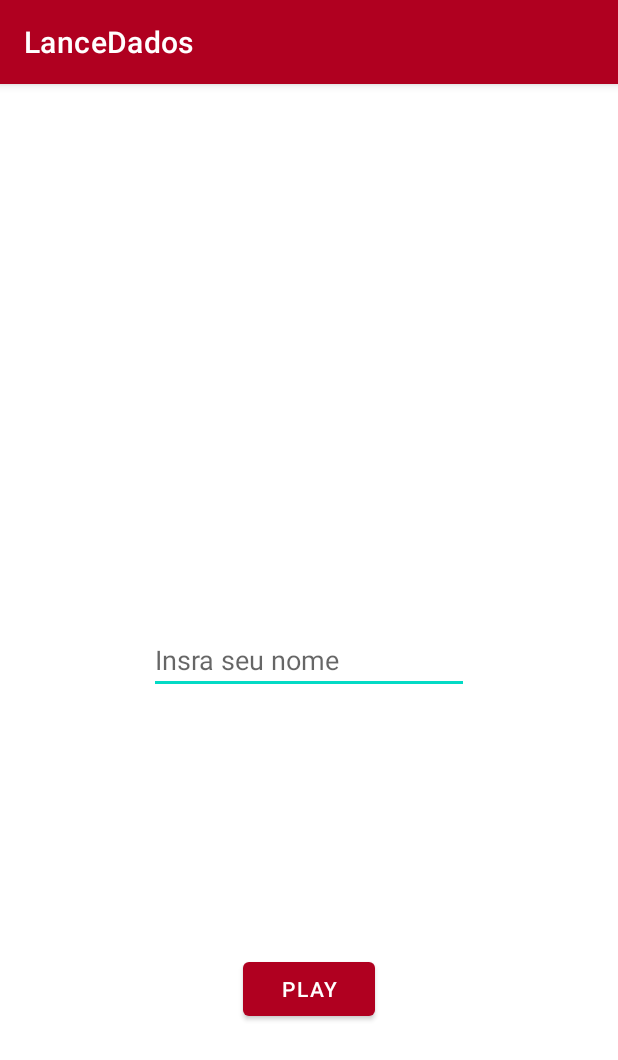
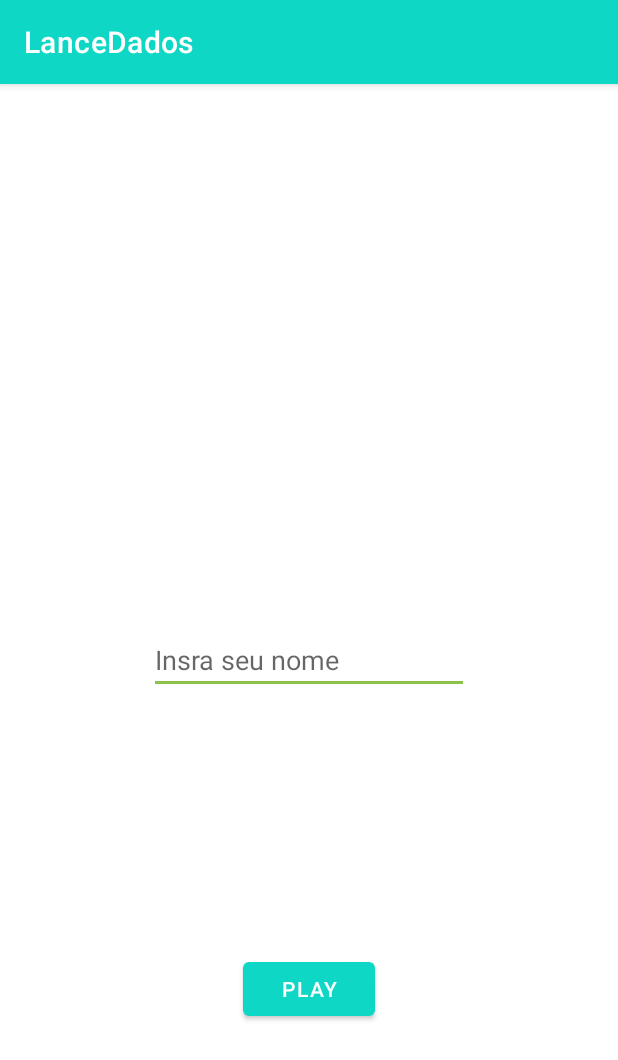
Before and after one commit to LoPhine/LancarDados, an Android app: the screen it shows after launch (CadastroActivity), on a phone screen of 412 x 824 dp. Shown: the top 1060 px of the screen. Run offline under Robolectric (Android 15) with nearby library versions, the phone set to English and light mode, and no system bars.

```diff
--- a/app/src/main/res/values/colors.xml
+++ b/app/src/main/res/values/colors.xml
@@ -1,5 +1,9 @@
 <?xml version="1.0" encoding="utf-8"?>
 <resources>
+    <color name="pink200">#FDACB5</color>
+    <color name="pink500">#E62137</color>
+    <color name="green200">#0ED8C5</color>
+    <color name="green500">#8BC34A</color>
     <color name="purple_200">#FFBB86FC</color>
     <color name="purple_500">#FF6200EE</color>
     <color name="purple_700">#FF3700B3</color>
--- a/app/src/main/res/values/themes.xml
+++ b/app/src/main/res/values/themes.xml
@@ -2,12 +2,12 @@
     <!-- Base application theme. -->
     <style name="Theme.LanceDados" parent="Theme.MaterialComponents.DayNight.DarkActionBar">
         <!-- Primary brand color. -->
-        <item name="colorPrimary">@color/design_default_color_error</item>
-        <item name="colorPrimaryVariant">@color/purple_700</item>
+        <item name="colorPrimary">@color/green200</item>
+        <item name="colorPrimaryVariant">@color/pink200</item>
         <item name="colorOnPrimary">@color/white</item>
         <!-- Secondary brand color. -->
-        <item name="colorSecondary">@color/teal_200</item>
-        <item name="colorSecondaryVariant">@color/teal_700</item>
+        <item name="colorSecondary">@color/green500</item>
+        <item name="colorSecondaryVariant">@color/teal_200</item>
         <item name="colorOnSecondary">@color/black</item>
         <!-- Status bar color. -->
         <item name="android:statusBarColor" tools:targetApi="l">?attr/colorPrimaryVariant</item>
```
Also changed, not shown: app/src/main/java/com/example/lancedados/MainActivity.kt (+9 -6 lines).
